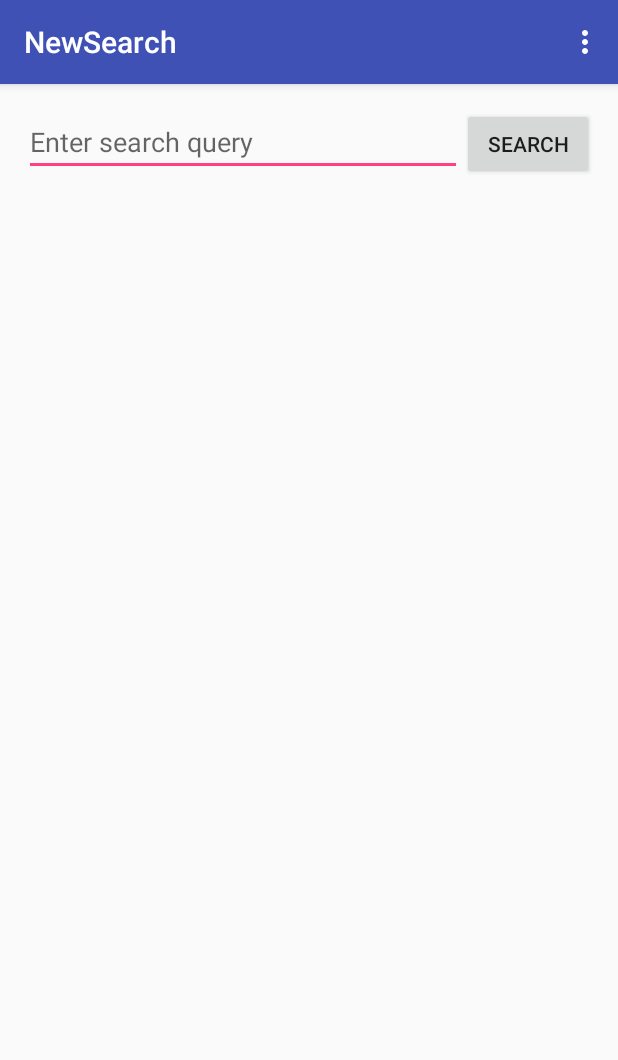
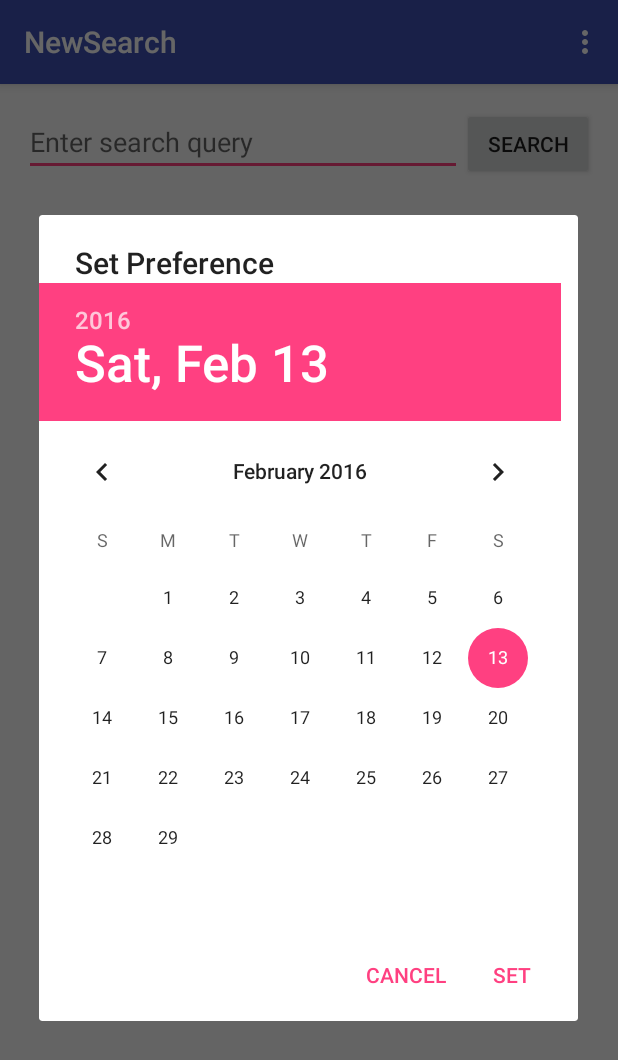
Before and after one commit to vimalathithanr/NewsSearch, an Android app: the screen it shows after launch (SearchActivity), in the options menu, after a tap on "Settings", on a phone screen of 412 x 824 dp. Shown: the top 1060 px of the screen. Run offline under Robolectric (Android 15) with nearby library versions, the phone set to English and light mode, and no system bars; our stand-ins replace ButterKnife, Picasso; libraries missing offline, so code that uses them is left out: com.loopj.android, cz.msebera.android; pictures from the network do not load; 6 statements that could not run were skipped.

Commit message:
Started working on issue2

```diff
--- a/app/src/main/java/com/example/vraja03/newsearch/activities/SearchActivity.java
+++ b/app/src/main/java/com/example/vraja03/newsearch/activities/SearchActivity.java
@@ -1,9 +1,14 @@
 package com.example.vraja03.newsearch.activities;
 
+import android.app.AlertDialog;
+import android.content.Context;
+import android.content.DialogInterface;
 import android.content.Intent;
 import android.os.Bundle;
+import android.support.v4.app.FragmentManager;
 import android.support.v7.app.AppCompatActivity;
 import android.support.v7.widget.Toolbar;
+import android.view.LayoutInflater;
 import android.view.View;
 import android.view.Menu;
 import android.view.MenuItem;
@@ -11,6 +16,7 @@ import android.widget.AdapterView;
 import android.widget.Button;
 import android.widget.EditText;
 import android.widget.GridView;
+import android.widget.RadioButton;
 
 import com.example.vraja03.newsearch.Article;
 import com.example.vraja03.newsearch.ArticleArrayAdapter;
@@ -35,6 +41,7 @@ public class SearchActivity extends AppCompatActivity {
 
     ArrayList<Article> articles;
     ArticleArrayAdapter adapter;
+    private View formElementsView;
 
     @Override
     protected void onCreate(Bundle savedInstanceState) {
@@ -80,7 +87,19 @@ public class SearchActivity extends AppCompatActivity {
 
         //noinspection SimplifiableIfStatement
         if (id == R.id.action_settings) {
-            return true;
+            LayoutInflater inflater = (LayoutInflater) getSystemService(Context.LAYOUT_INFLATER_SERVICE);
+            formElementsView = inflater.inflate(R.layout.dialog_fragment,
+                    null, false);
+
+
+            new AlertDialog.Builder(SearchActivity.this).setView(formElementsView)
+                    .setTitle("Set Preference")
+                    .setPositiveButton("Set", new DialogInterface.OnClickListener() {
+                        public void onClick(DialogInterface dialog, int id) {
+
+                        }
+
+                    }).setNegativeButton("Cancel", null).show();
         }
 
         return super.onOptionsItemSelected(item);
--- /dev/null
+++ b/app/src/main/res/layout/dialog_fragment.xml
@@ -0,0 +1,11 @@
+<?xml version="1.0" encoding="utf-8"?>
+<LinearLayout xmlns:android="http://schemas.android.com/apk/res/android"
+    android:layout_width="match_parent"
+    android:layout_height="match_parent"
+    android:orientation="vertical">
+
+    <DatePicker
+        android:id="@+id/datePicker"
+        android:layout_width="match_parent"
+        android:layout_height="wrap_content" />
+</LinearLayout>
```
